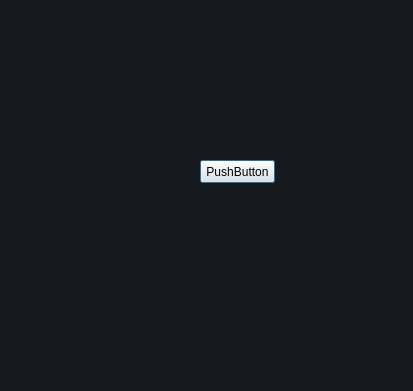
First picture: the form in GUI/qt5TCMonitorAboutWindow.ui, repository jaroslavkovar80/SSHClient, before the edit.
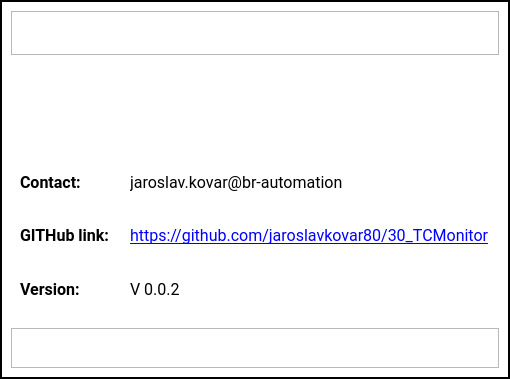
Second picture: the form after the edit. Icons and pictures are not drawn.

Commit message: pokus o GUI

What changed in the file:
```diff
--- a/GUI/qt5TCMonitorAboutWindow.ui
+++ b/GUI/qt5TCMonitorAboutWindow.ui
@@ -12,8 +12,8 @@
    <rect>
     <x>0</x>
     <y>0</y>
-    <width>413</width>
-    <height>391</height>
+    <width>510</width>
+    <height>379</height>
    </rect>
   </property>
   <property name="windowTitle">
@@ -21,13 +21,47 @@
   </property>
   <property name="styleSheet">
    <string notr="true">#Dialog{
-	border-style:none;
+  border-style: solid;
+  border-width: 2px;
 }
 #frame{
-	background-color:#16191d;
+	background-color:#FFFFFF;
+  border-style: solid;
+  border-width: 2px;;
+}
+
+#frame_2{
+	background-color:#FFFFFF;
+  border-style: none;
+  border-width: 1px;
+	border-radius: 8px;
+}
+
+#frame_4{
+	background-color:#FFFFFF;;
+  border-style: none;
+  border-width: 1px;
+	border-radius: 8px;
+}
+#btnLogo{
+	background-color:#FFFFFF;
 	border-style:none;
+
 }
-</string>
+#infoButton{
+	background-color:#FFFFFF;
+	border-style:none;
+
+}
+
+#btnClose{
+	background-color:#FFFFFF;
+	border-style:none;
+}
+#btnClose:pressed{
+    background-color: rgba(255,151,64,0.8);
+	border-radius: 4px;
+}</string>
   </property>
   <property name="modal">
    <bool>true</bool>
@@ -56,29 +90,266 @@
      <property name="frameShadow">
       <enum>QFrame::Raised</enum>
      </property>
-     <widget class="QPushButton" name="btnClose">
-      <property name="geometry">
-       <rect>
-        <x>200</x>
-        <y>160</y>
-        <width>75</width>
-        <height>23</height>
-       </rect>
+     <layout class="QVBoxLayout" name="verticalLayout" stretch="0,0,6,0">
+      <property name="spacing">
+       <number>6</number>
       </property>
-      <property name="text">
-       <string>PushButton</string>
-      </property>
-      <property name="icon">
-       <iconset resource="test.qrc">
-        <normaloff>:/test/pictures/activity.svg</normaloff>:/test/pictures/activity.svg</iconset>
-      </property>
-      <property name="iconSize">
-       <size>
-        <width>24</width>
-        <height>24</height>
-       </size>
-      </property>
-     </widget>
+      <item>
+       <widget class="QFrame" name="frame_3">
+        <property name="frameShape">
+         <enum>QFrame::StyledPanel</enum>
+        </property>
+        <property name="frameShadow">
+         <enum>QFrame::Raised</enum>
+        </property>
+        <layout class="QHBoxLayout" name="horizontalLayout">
+         <item>
+          <widget class="QLabel" name="lbAbout">
+           <property name="font">
+            <font>
+             <family>Roboto</family>
+             <pointsize>12</pointsize>
+             <weight>75</weight>
+             <bold>true</bold>
+            </font>
+           </property>
+           <property name="text">
+            <string/>
+           </property>
+          </widget>
+         </item>
+         <item>
+          <spacer name="horizontalSpacer_2">
+           <property name="orientation">
+            <enum>Qt::Horizontal</enum>
+           </property>
+           <property name="sizeHint" stdset="0">
+            <size>
+             <width>40</width>
+             <height>20</height>
+            </size>
+           </property>
+          </spacer>
+         </item>
+         <item>
+          <widget class="QPushButton" name="btnClose">
+           <property name="minimumSize">
+            <size>
+             <width>24</width>
+             <height>24</height>
+            </size>
+           </property>
+           <property name="maximumSize">
+            <size>
+             <width>24</width>
+             <height>24</height>
+            </size>
+           </property>
+           <property name="styleSheet">
+            <string notr="true"/>
+           </property>
+           <property name="text">
+            <string/>
+           </property>
+           <property name="icon">
+            <iconset resource="test.qrc">
+             <normaloff>:/test/pictures/x-square.svg</normaloff>:/test/pictures/x-square.svg</iconset>
+           </property>
+           <property name="iconSize">
+            <size>
+             <width>24</width>
+             <height>24</height>
+            </size>
+           </property>
+           <property name="flat">
+            <bool>true</bool>
+           </property>
+          </widget>
+         </item>
+        </layout>
+       </widget>
+      </item>
+      <item>
+       <widget class="QFrame" name="frame_4">
+        <property name="frameShape">
+         <enum>QFrame::StyledPanel</enum>
+        </property>
+        <property name="frameShadow">
+         <enum>QFrame::Raised</enum>
+        </property>
+        <layout class="QVBoxLayout" name="verticalLayout_2">
+         <item>
+          <widget class="QPushButton" name="infoButton">
+           <property name="minimumSize">
+            <size>
+             <width>64</width>
+             <height>64</height>
+            </size>
+           </property>
+           <property name="text">
+            <string/>
+           </property>
+           <property name="icon">
+            <iconset resource="test.qrc">
+             <normaloff>:/test/pictures/info.svg</normaloff>:/test/pictures/info.svg</iconset>
+           </property>
+           <property name="iconSize">
+            <size>
+             <width>64</width>
+             <height>64</height>
+            </size>
+           </property>
+          </widget>
+         </item>
+        </layout>
+       </widget>
+      </item>
+      <item>
+       <widget class="QFrame" name="frame_2">
+        <property name="frameShape">
+         <enum>QFrame::StyledPanel</enum>
+        </property>
+        <property name="frameShadow">
+         <enum>QFrame::Raised</enum>
+        </property>
+        <layout class="QGridLayout" name="gridLayout_2" columnstretch="0,0">
+         <item row="1" column="0">
+          <widget class="QLabel" name="label">
+           <property name="font">
+            <font>
+             <family>Roboto</family>
+             <pointsize>12</pointsize>
+             <weight>75</weight>
+             <bold>true</bold>
+            </font>
+           </property>
+           <property name="text">
+            <string>GITHub link:</string>
+           </property>
+          </widget>
+         </item>
+         <item row="2" column="1">
+          <widget class="QLabel" name="lbAbout_4">
+           <property name="font">
+            <font>
+             <family>Roboto</family>
+             <pointsize>12</pointsize>
+             <weight>50</weight>
+             <bold>false</bold>
+            </font>
+           </property>
+           <property name="text">
+            <string>V 0.0.2</string>
+           </property>
+          </widget>
+         </item>
+         <item row="0" column="1">
+          <widget class="QLabel" name="label_3">
+           <property name="font">
+            <font>
+             <family>Roboto</family>
+             <pointsize>12</pointsize>
+            </font>
+           </property>
+           <property name="text">
+            <string>jaroslav.kovar@br-automation</string>
+           </property>
+          </widget>
+         </item>
+         <item row="0" column="0">
+          <widget class="QLabel" name="lbAbout_3">
+           <property name="font">
+            <font>
+             <family>Roboto</family>
+             <pointsize>12</pointsize>
+             <weight>75</weight>
+             <bold>true</bold>
+            </font>
+           </property>
+           <property name="text">
+            <string>Contact:</string>
+           </property>
+          </widget>
+         </item>
+         <item row="2" column="0">
+          <widget class="QLabel" name="label_2">
+           <property name="font">
+            <font>
+             <family>Roboto</family>
+             <pointsize>12</pointsize>
+             <weight>75</weight>
+             <bold>true</bold>
+            </font>
+           </property>
+           <property name="text">
+            <string>Version:</string>
+           </property>
+          </widget>
+         </item>
+         <item row="1" column="1">
+          <widget class="QLabel" name="lbAbout_2">
+           <property name="font">
+            <font>
+             <family>Roboto</family>
+             <pointsize>12</pointsize>
+             <weight>50</weight>
+             <bold>false</bold>
+            </font>
+           </property>
+           <property name="text">
+            <string>&lt;html&gt;&lt;head/&gt;&lt;body&gt;&lt;p&gt;&lt;a href=&quot;https://github.com/jaroslavkovar80/30_TCMonitor&quot;&gt;&lt;span style=&quot; text-decoration: underline; color:#0000ff;&quot;&gt;https://github.com/jaroslavkovar80/30_TCMonitor&lt;/span&gt;&lt;/a&gt;&lt;/p&gt;&lt;/body&gt;&lt;/html&gt;</string>
+           </property>
+          </widget>
+         </item>
+        </layout>
+       </widget>
+      </item>
+      <item>
+       <widget class="QFrame" name="frame_5">
+        <property name="frameShape">
+         <enum>QFrame::StyledPanel</enum>
+        </property>
+        <property name="frameShadow">
+         <enum>QFrame::Raised</enum>
+        </property>
+        <layout class="QHBoxLayout" name="horizontalLayout_2">
+         <item>
+          <spacer name="horizontalSpacer">
+           <property name="orientation">
+            <enum>Qt::Horizontal</enum>
+           </property>
+           <property name="sizeHint" stdset="0">
+            <size>
+             <width>40</width>
+             <height>20</height>
+            </size>
+           </property>
+          </spacer>
+         </item>
+         <item>
+          <widget class="QPushButton" name="btnLogo">
+           <property name="autoFillBackground">
+            <bool>false</bool>
+           </property>
+           <property name="text">
+            <string/>
+           </property>
+           <property name="icon">
+            <iconset resource="test.qrc">
+             <normaloff>:/test/pictures/BRLogo.png</normaloff>:/test/pictures/BRLogo.png</iconset>
+           </property>
+           <property name="iconSize">
+            <size>
+             <width>70</width>
+             <height>30</height>
+            </size>
+           </property>
+          </widget>
+         </item>
+        </layout>
+       </widget>
+      </item>
+     </layout>
     </widget>
    </item>
   </layout>
```
Left out of the diff: 11 changed lines with no effect on the pictures. The commit also changes 4 other files.
